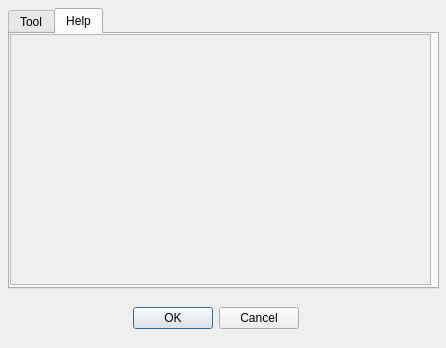
First picture: the form in Ndvi_dialog_base.ui, repository edac/edactools, before the edit.
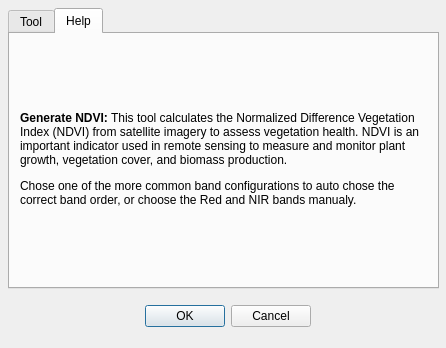
Second picture: the form after the edit. The open tabs and pages were chosen to show the change.

Commit message: updated help dialog

```diff
--- a/Ndvi_dialog_base.ui
+++ b/Ndvi_dialog_base.ui
@@ -16,8 +16,8 @@
   <widget class="QDialogButtonBox" name="buttonBox">
    <property name="geometry">
     <rect>
-     <x>128</x>
-     <y>302</y>
+     <x>140</x>
+     <y>300</y>
      <width>171</width>
      <height>32</height>
     </rect>
@@ -228,37 +228,24 @@
       <bool>true</bool>
      </property>
     </widget>
-    <widget class="QScrollArea" name="scrollArea">
+    <widget class="QLabel" name="label_4">
      <property name="geometry">
       <rect>
-       <x>0</x>
-       <y>0</y>
-       <width>421</width>
-       <height>251</height>
+       <x>10</x>
+       <y>10</y>
+       <width>411</width>
+       <height>231</height>
       </rect>
      </property>
-     <property name="minimumSize">
-      <size>
-       <width>0</width>
-       <height>0</height>
-      </size>
+     <property name="text">
+      <string>&lt;html&gt;&lt;head/&gt;&lt;body&gt;&lt;p&gt;&lt;span style=&quot; font-weight:600;&quot;&gt;Generate NDVI:&lt;/span&gt; This tool calculates the Normalized Difference Vegetation Index (NDVI) from satellite imagery to assess vegetation health. NDVI is an important indicator used in remote sensing to measure and monitor plant growth, vegetation cover, and biomass production. &lt;/p&gt;&lt;p&gt;Chose one of the more common band configurations to auto chose the correct band order, or choose the Red and NIR bands manualy.&lt;/p&gt;&lt;/body&gt;&lt;/html&gt;</string>
      </property>
-     <property name="cursor" stdset="0">
-      <cursorShape>ArrowCursor</cursorShape>
+     <property name="textFormat">
+      <enum>Qt::RichText</enum>
      </property>
-     <property name="widgetResizable">
+     <property name="wordWrap">
       <bool>true</bool>
      </property>
-     <widget class="QWidget" name="scrollAreaWidgetContents">
-      <property name="geometry">
-       <rect>
-        <x>0</x>
-        <y>0</y>
-        <width>419</width>
-        <height>249</height>
-       </rect>
-      </property>
-     </widget>
     </widget>
    </widget>
   </widget>
```
The commit also changes 3 other files.
